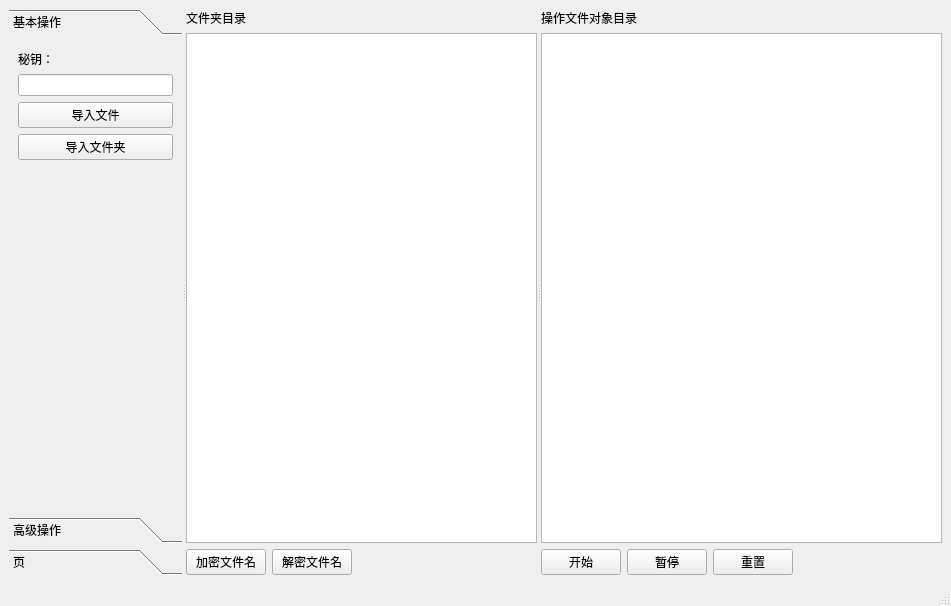
Qt form mainwindow.ui (jedi007/Jedi_Encrypt) before a commit.
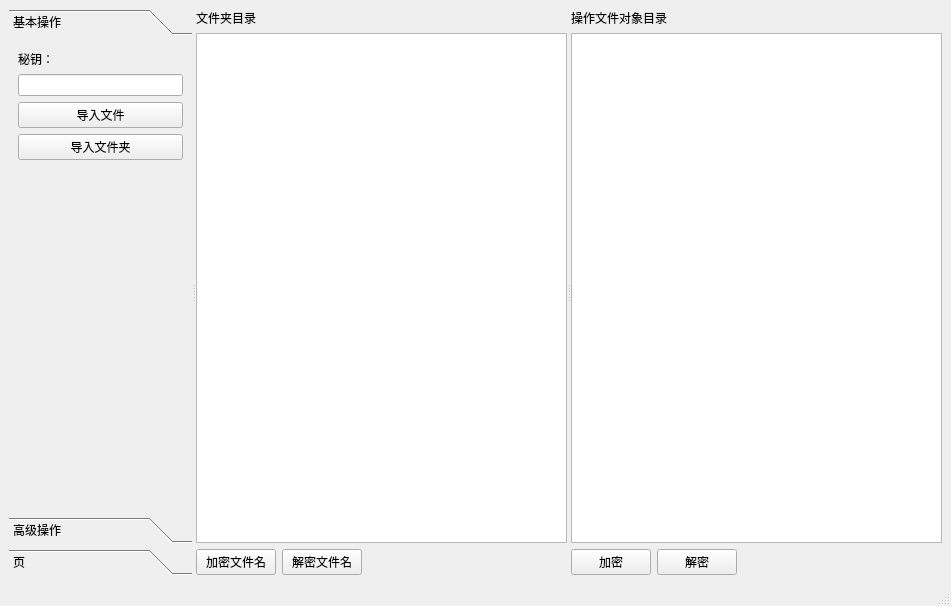
The same form after that commit. Custom widgets are drawn as their Qt base class.

Commit message: 添加加密和解密按钮

The edit to the form file:
```diff
--- a/mainwindow.ui
+++ b/mainwindow.ui
@@ -201,21 +201,14 @@
           <item>
            <widget class="QPushButton" name="pushButton_begin">
             <property name="text">
-             <string>开始</string>
+             <string>加密</string>
             </property>
            </widget>
           </item>
           <item>
            <widget class="QPushButton" name="pushButton_stop">
             <property name="text">
-             <string>暂停</string>
-            </property>
-           </widget>
-          </item>
-          <item>
-           <widget class="QPushButton" name="pushButton_restore">
-            <property name="text">
-             <string>重置</string>
+             <string>解密</string>
             </property>
            </widget>
           </item>
```
Left out of the diff: 4 changed lines with no effect on the pictures. The commit also changes 3 other files.
